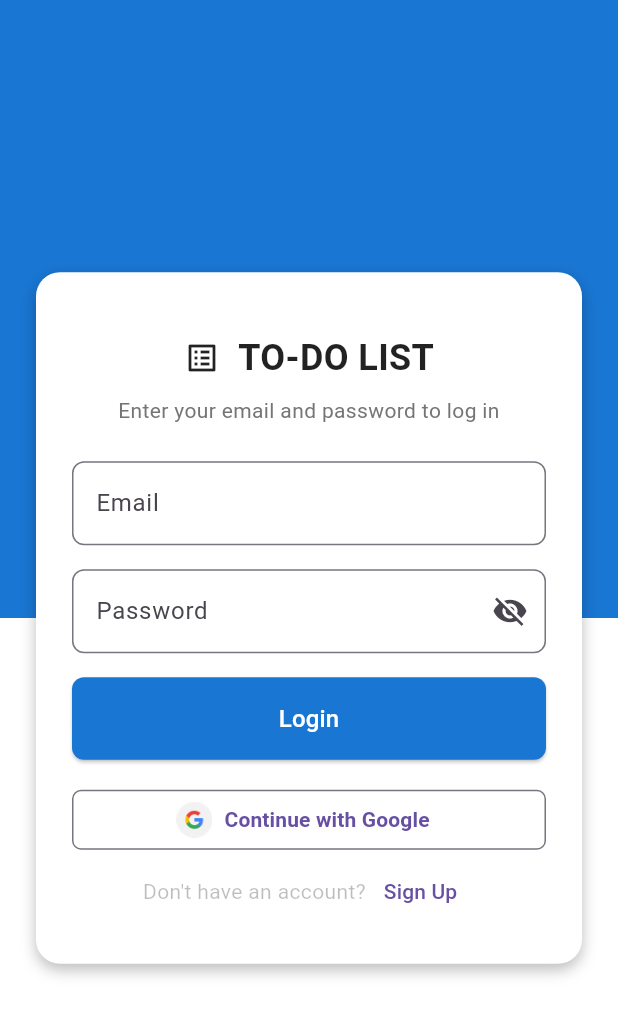
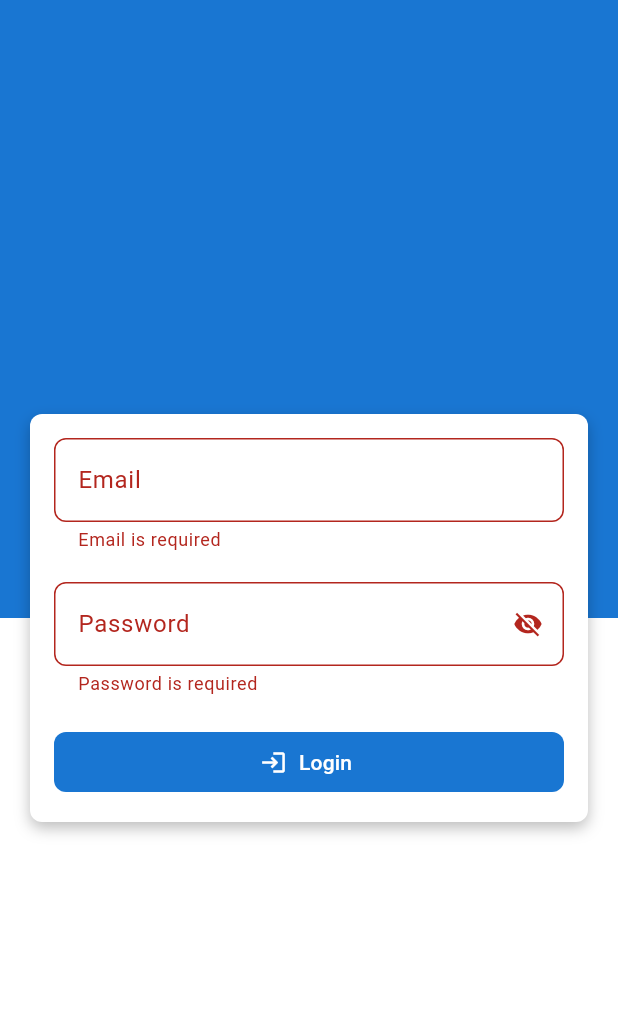
Before and after one commit to vincenitee/todo-list-supabase, a Flutter app: the screen it shows after launch, after a tap on "Login", on a phone screen of 412 x 824 dp. Shown: the top 1016 px of the screen. Run offline on Flutter 3.47's test engine with Material 3 defaults, Android fonts, the phone set to English and light mode, and no system bars.

Commit message:
refactor(ui): Rename CustomTextField to TextFieldForm and update login page

```diff
--- a/lib/main.dart
+++ b/lib/main.dart
@@ -1,5 +1,5 @@
 import 'package:flutter/material.dart';
-import 'package:todo_list_supabase/screens/login_screen.dart';
+import 'package:todo_list_supabase/screens/login.dart';
 
 void main() {
   runApp(const MainApp());
--- /dev/null
+++ b/lib/screens/home.dart
@@ -0,0 +1,10 @@
+import 'package:flutter/material.dart';
+
+class HomeScreen extends StatelessWidget {
+  const HomeScreen({super.key});
+
+  @override
+  Widget build(BuildContext context) {
+    return const Placeholder();
+  }
+}
--- /dev/null
+++ b/lib/screens/login.dart
@@ -0,0 +1,99 @@
+import 'package:flutter/material.dart';
+import 'package:todo_list_supabase/screens/home.dart';
+import 'package:todo_list_supabase/widgets/custom_textfield.dart';
+
+class LoginScreen extends StatefulWidget {
+  const LoginScreen({super.key});
+
+  @override
+  State<LoginScreen> createState() => _LoginScreenState();
+}
+
+class _LoginScreenState extends State<LoginScreen> {
+  final _formGlobalKey = GlobalKey<FormState>();
+  final TextEditingController _emailController = TextEditingController();
+  final TextEditingController _passwordController = TextEditingController();
+
+  @override
+  Widget build(BuildContext context) {
+    return Scaffold(
+      body: Stack(
+        children: [
+
+          // Background Screen
+          Column(
+            children: [
+              Expanded(child: Container(color: Colors.blue.shade700)),
+              Expanded(child: Container(color: Colors.white)),
+            ],
+          ),
+
+          // Login Form
+          Center(
+            child: SingleChildScrollView(
+              child: Container(
+                padding: const EdgeInsets.all(16),
+                margin: const EdgeInsets.all(20),
+                decoration: BoxDecoration(
+                  color: Colors.white,
+                  borderRadius: BorderRadius.circular(8),
+                  boxShadow: [
+                    BoxShadow(
+                      color: Colors.black26,
+                      blurRadius: 8,
+                      offset: Offset(0, 4),
+                    ),
+                  ],
+                ),
+
+                child: Form(
+                  key: _formGlobalKey,
+                  child: Column(
+                    children: [
+                      CustomTextField.email(controller: _emailController),
+
+                      const SizedBox(height: 20),
+
+                      CustomTextField.password(controller: _passwordController),
+
+                      const SizedBox(height: 20),
+
+                      SizedBox(
+                        width: double.infinity,
+                        child: TextButton.icon(
+                          onPressed: () {
+                            bool validated = _formGlobalKey.currentState!
+                                .validate();
+
+                            if (validated) {
+                              Navigator.push(
+                                context,
+                                MaterialPageRoute(
+                                  builder: (context) => HomeScreen(),
+                                ),
+                              );
+                            }
+                          },
+                          label: const Text('Login'),
+                          icon: Icon(Icons.login),
+
+                          style: TextButton.styleFrom(
+                            foregroundColor: Colors.white,
+                            backgroundColor: Colors.blue.shade700,
+                            shape: RoundedRectangleBorder(
+                              borderRadius: BorderRadius.circular(8),
+                            ),
+                          ),
+                        ),
+                      ),
+                    ],
+                  ),
+                ),
+              ),
+            ),
+          ),
+        ],
+      ),
+    );
+  }
+}
--- a/lib/screens/login_screen.dart
+++ /dev/null
@@ -1,161 +0,0 @@
-import 'package:flutter/material.dart';
-import 'package:todo_list_supabase/widgets/email_field.dart';
-import 'package:todo_list_supabase/widgets/password_field.dart';
-
-class LoginScreen extends StatelessWidget {
-  const LoginScreen({super.key});
-
-  @override
-  Widget build(BuildContext context) {
-    return Scaffold(
-      body: Stack(
-        children: [
-          // Background split
-          Column(
-            children: [
-              Expanded(child: Container(color: Colors.blue.shade700)),
-              Expanded(child: Container(color: Colors.white)),
-            ],
-          ),
-
-          // Login Form
-          Center(
-            child: SingleChildScrollView(
-              child: Container(
-                margin: const EdgeInsets.symmetric(horizontal: 24),
-                padding: const EdgeInsets.all(24),
-
-                decoration: BoxDecoration(
-                  color: Colors.white,
-                  borderRadius: BorderRadius.circular(16),
-                  boxShadow: [
-                    BoxShadow(
-                      color: Colors.black26,
-                      blurRadius: 8,
-                      offset: Offset(0, 4),
-                    ),
-                  ],
-                ),
-
-                child: Column(
-                  mainAxisSize: MainAxisSize.min,
-                  children: [
-                    // Branding
-                    const SizedBox(height: 16),
-                    // Title
-                    Row(
-                      mainAxisAlignment: MainAxisAlignment.center,
-                      crossAxisAlignment: CrossAxisAlignment.center,
-                      children: [
-                        Icon(Icons.list_alt_outlined),
-
-                        const SizedBox(width: 12),
-
-                        Text(
-                          'TO-DO LIST',
-                          style: TextStyle(
-                            color: Colors.black87,
-                            fontSize: 24,
-                            fontWeight: FontWeight.bold,
-                          ),
-                          textAlign: TextAlign.center,
-                        ),
-                      ],
-                    ),
-
-                    const SizedBox(height: 8),
-
-                    Text(
-                      'Enter your email and password to log in',
-                      style: TextStyle(color: Colors.grey[600], fontSize: 14),
-                      textAlign: TextAlign.center,
-                    ),
-
-                    const SizedBox(height: 24),
-
-                    // Email TextField
-                    EmailField(),
-
-                    const SizedBox(height: 16),
-
-                    // Password TextField
-                    PasswordField(),
-
-                    const SizedBox(height: 16),
-
-                    // Login Button
-                    SizedBox(
-                      width: double.infinity,
-                      child: ElevatedButton(
-                        onPressed: () {},
-                        style: ElevatedButton.styleFrom(
-                          backgroundColor: Colors.blue.shade700,
-                          padding: EdgeInsets.symmetric(vertical: 16),
-                          shape: RoundedRectangleBorder(
-                            borderRadius: BorderRadius.circular(8),
-                          ),
-                        ),
-                        child: Text(
-                          'Login',
-                          style: TextStyle(fontSize: 16, color: Colors.white),
-                        ),
-                      ),
-                    ),
-
-                    const SizedBox(height: 16),
-
-                    SizedBox(
-                      width: double.infinity,
-                      child: OutlinedButton.icon(
-                        onPressed: () {},
-                        style: OutlinedButton.styleFrom(
-                          shape: RoundedRectangleBorder(
-                            borderRadius: BorderRadius.circular(6),
-                          )
-                        ),
-                        icon: Image.asset(
-                          'assets/img/logo/google.png',
-                          height: 24,
-                        ),
-                        label: Text(
-                          'Continue with Google',
-                          style: TextStyle(
-                            fontWeight: FontWeight.bold,
-                            fontSize: 14,
-                          ),
-                        ),
-                      ),
-                    ),
-
-                    // Sign up Screen
-                    Row(
-                      mainAxisAlignment: MainAxisAlignment.center,
-                      crossAxisAlignment: CrossAxisAlignment.center,
-                      mainAxisSize: MainAxisSize.min,
-                      children: [
-                        Text(
-                          'Don\'t have an account?',
-                          style: TextStyle(fontSize: 14, color: Colors.black26),
-                        ),
-
-                        TextButton(
-                          onPressed: () {
-                            debugPrint('shano bolalo');
-                          },
-                          child: Text(
-                            'Sign Up',
-                            style: TextStyle(fontSize: 14),
-                          ),
-                        ),
-                      ],
-                    ),
-                  ],
-                ),
-              ),
-            ),
-          ),
-        ],
-      ),
-    );
-  }
-}
--- a/lib/widgets/custom_textfield.dart
+++ b/lib/widgets/custom_textfield.dart
@@ -1,41 +1,120 @@
 import 'package:flutter/material.dart';
 
-class CustomTextField extends StatelessWidget {
+class CustomTextField extends StatefulWidget {
   final TextEditingController? controller;
-  final String hintText;
+  final String label;
   final bool obscureText;
   final Widget? prefixIcon;
   final Widget? suffixIcon;
   final void Function()? onSuffixIconPressed;
+  final String? Function(String?)? validator;
+  final bool isPassword; // New parameter for password fields
 
   const CustomTextField({
     super.key,
     this.controller,
-    this.hintText = '',
+    this.label = '',
     this.obscureText = false,
     this.prefixIcon,
     this.suffixIcon,
     this.onSuffixIconPressed,
+    this.validator,
+    this.isPassword = false, // Default to false
   });
+
+  // Email
+  factory CustomTextField.email({
+    Key? key,
+    TextEditingController? controller,
+    String label = 'Email',
+    String? Function(String?)? validator,
+  }) {
+    return CustomTextField(
+      key: key,
+      controller: controller,
+      label: label,
+      validator: validator ?? _defaultEmailValidator,
+    );
+  }
+
+  // Password
+  factory CustomTextField.password({
+    Key? key,
+    TextEditingController? controller,
+    String label = 'Password',
+    String? Function(String?)? validator,
+  }) {
+    return CustomTextField(
+      key: key,
+      controller: controller,
+      label: label,
+      isPassword: true,
+      validator: validator ?? _defaultPasswordValidator,
+    );
+  }
+
+  static String? _defaultEmailValidator(String? value) {
+    if (value == null || value.isEmpty) {
+      return 'Email is required';
+    }
+    if (!RegExp(r'^[\w-\.]+@([\w-]+\.)+[\w-]{2,4}$').hasMatch(value)) {
+      return 'Please enter a valid email';
+    }
+    return null;
+  }
+
+  static String? _defaultPasswordValidator(String? value) {
+    if (value == null || value.isEmpty) {
+      return 'Password is required';
+    }
+    return null;
+  }
+
+  @override
+  State<CustomTextField> createState() => _CustomTextFieldState();
+}
+
+class _CustomTextFieldState extends State<CustomTextField> {
+  late bool _obscureText;
+
+  @override
+  void initState() {
+    super.initState();
+    _obscureText = widget.isPassword ? true : widget.obscureText;
+  }
+
+  void _togglePasswordVisibility() {
+    setState(() {
+      _obscureText = !_obscureText;
+    });
+  }
 
   @override
   Widget build(BuildContext context) {
-    return TextField(
-      controller: controller,
-      obscureText: obscureText,
+    return TextFormField(
+      controller: widget.controller,
+      obscureText: _obscureText,
       decoration: InputDecoration(
-        hintText: hintText,
-        border: OutlineInputBorder(
-          borderRadius: BorderRadius.circular(8),
-        ),
-        prefixIcon: prefixIcon,
-        suffixIcon: suffixIcon != null
+        label: Text(widget.label),
+        border: OutlineInputBorder(borderRadius: BorderRadius.circular(8)),
+        prefixIcon: widget.prefixIcon,
+        suffixIcon: widget.isPassword
             ? IconButton(
-                icon: suffixIcon!,
-                onPressed: onSuffixIconPressed,
+                icon: Icon(
+                  _obscureText ? Icons.visibility_off : Icons.visibility,
+                  size: 20,
+                ),
+                onPressed: _togglePasswordVisibility,
               )
-            : null,
+            : (widget.suffixIcon != null
+                  ? IconButton(
+                      icon: widget.suffixIcon!,
+                      onPressed: widget.onSuffixIconPressed,
+                    )
+                  : null),
       ),
+
+      validator: widget.validator,
     );
   }
 }
--- a/lib/widgets/email_field.dart
+++ /dev/null
@@ -1,17 +0,0 @@
-import 'package:flutter/material.dart';
-import 'package:todo_list_supabase/widgets/custom_textfield.dart';
-
-class EmailField extends StatelessWidget{
-
-  final TextEditingController? controller;
-
-  const EmailField({super.key, this.controller});
-
-  @override
-  Widget build(BuildContext context) {
-    return CustomTextField(
-      hintText: 'Email',
-      controller: controller,
-    );
-  }
-}
--- a/lib/widgets/password_field.dart
+++ /dev/null
@@ -1,30 +0,0 @@
-import 'package:flutter/material.dart';
-import 'package:todo_list_supabase/widgets/custom_textfield.dart';
-
-class PasswordField extends StatefulWidget {
-  final TextEditingController? controller;
-
-  const PasswordField({super.key, this.controller});
-
-  @override
-  State<PasswordField> createState() => _PasswordFieldState();
-}
-
-class _PasswordFieldState extends State<PasswordField> {
-  bool _obscureText = true;
-
-  @override
-  Widget build(BuildContext context) {
-    return CustomTextField(
-      controller: widget.controller,
-      hintText: 'Password',
-      obscureText: _obscureText,
-      suffixIcon: Icon(_obscureText ? Icons.visibility_off : Icons.visibility),
-      onSuffixIconPressed: () {
-        setState(() {
-          _obscureText = !_obscureText;
-        });
-      },
-    );
-  }
-}
--- a/pubspec.yaml
+++ b/pubspec.yaml
@@ -17,7 +17,7 @@ dependencies:
 dev_dependencies:
   flutter_test:
     sdk: flutter
-  flutter_lints: ^5.0.0
+  flutter_lints: ^6.0.0
   custom_lint: ^0.7.0
   riverpod_lint: ^2.6.5
   riverpod_generator: ^2.6.5
```
Also changed, not shown: lib/screens/home_screen.dart (deleted), pubspec.lock.
